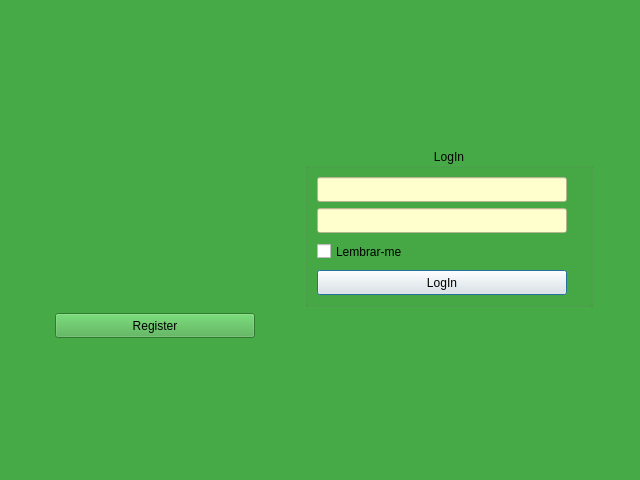
Before: the Qt Designer form startwindow.ui in LACF-MIEEC/BasesDados, drawn with Qt 5.
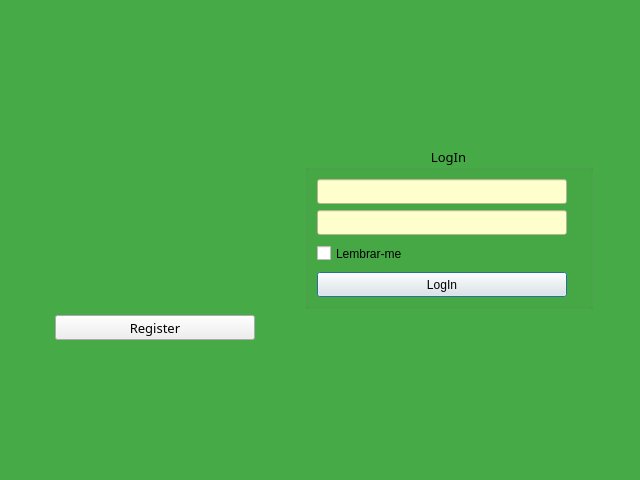
After: the same form once the commit is applied. Icons and pictures are not drawn.

Diff of the .ui file:
```diff
--- a/startwindow.ui
+++ b/startwindow.ui
@@ -28,6 +28,18 @@
     <height>480</height>
    </size>
   </property>
+  <property name="font">
+   <font>
+    <family>Century Gothic</family>
+    <pointsize>10</pointsize>
+    <weight>50</weight>
+    <italic>false</italic>
+    <bold>false</bold>
+   </font>
+  </property>
+  <property name="contextMenuPolicy">
+   <enum>Qt::NoContextMenu</enum>
+  </property>
   <property name="windowTitle">
    <string>Dialog</string>
   </property>
@@ -35,7 +47,12 @@
    <enum>Qt::LeftToRight</enum>
   </property>
   <property name="styleSheet">
-   <string notr="true">background-color:rgb(70, 170, 70);</string>
+   <string notr="true">*{
+font: 10pt &quot;Century Gothic&quot;;
+}
+QDialog#StartWindow{
+background-color:rgb(70, 170, 70);
+}</string>
   </property>
   <layout class="QGridLayout" name="gridLayout_2">
    <item row="2" column="1">
```
Left out of the diff: 5 changed lines with no effect on the pictures.
